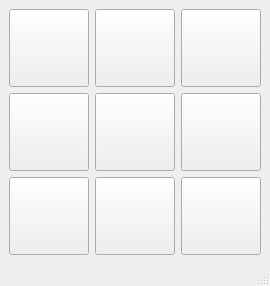
akheradmand/Pythone-Assignments, file assignment18/tic/main.ui: the form before one commit.
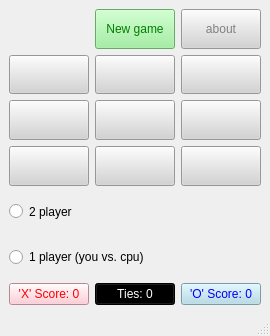
The form after the commit.

Commit message: tic toc toe modified

```diff
--- a/assignment18/tic/main.ui
+++ b/assignment18/tic/main.ui
@@ -6,52 +6,18 @@
    <rect>
     <x>0</x>
     <y>0</y>
-    <width>270</width>
-    <height>286</height>
+    <width>245</width>
+    <height>336</height>
    </rect>
   </property>
   <property name="windowTitle">
    <string>MainWindow</string>
   </property>
   <widget class="QWidget" name="centralwidget">
+   <layout class="QGridLayout" name="gridLayout_2">
+    <item row="0" column="0" colspan="3">
    <layout class="QGridLayout" name="gridLayout">
-    <item row="1" column="0">
-     <widget class="QPushButton" name="btn1">
-      <property name="sizePolicy">
-       <sizepolicy hsizetype="Minimum" vsizetype="Expanding">
-        <horstretch>0</horstretch>
-        <verstretch>0</verstretch>
-       </sizepolicy>
-      </property>
-      <property name="font">
-       <font>
-        <pointsize>18</pointsize>
-       </font>
-      </property>
-      <property name="text">
-       <string/>
-      </property>
-     </widget>
-    </item>
-    <item row="1" column="1">
-     <widget class="QPushButton" name="btn2">
-      <property name="sizePolicy">
-       <sizepolicy hsizetype="Minimum" vsizetype="Expanding">
-        <horstretch>0</horstretch>
-        <verstretch>0</verstretch>
-       </sizepolicy>
-      </property>
-      <property name="font">
-       <font>
-        <pointsize>18</pointsize>
-       </font>
-      </property>
-      <property name="text">
-       <string/>
-      </property>
-     </widget>
-    </item>
-    <item row="2" column="1">
+      <item row="3" column="1">
      <widget class="QPushButton" name="btn5">
       <property name="sizePolicy">
        <sizepolicy hsizetype="Minimum" vsizetype="Expanding">
@@ -64,13 +30,82 @@
         <pointsize>18</pointsize>
        </font>
       </property>
+        <property name="styleSheet">
+         <string notr="true">background-color: lightgray</string>
+        </property>
       <property name="text">
        <string/>
       </property>
      </widget>
     </item>
+      <item row="4" column="0">
+       <widget class="QPushButton" name="btn7">
+        <property name="sizePolicy">
+         <sizepolicy hsizetype="Minimum" vsizetype="Expanding">
+          <horstretch>0</horstretch>
+          <verstretch>0</verstretch>
+         </sizepolicy>
+        </property>
+        <property name="font">
+         <font>
+          <pointsize>18</pointsize>
+         </font>
+        </property>
+        <property name="styleSheet">
+         <string notr="true">background-color: lightgray</string>
+        </property>
+        <property name="text">
+         <string/>
+        </property>
+       </widget>
+      </item>
+      <item row="1" column="1">
+       <widget class="QPushButton" name="btn_refresh">
+        <property name="sizePolicy">
+         <sizepolicy hsizetype="Minimum" vsizetype="Expanding">
+          <horstretch>0</horstretch>
+          <verstretch>0</verstretch>
+         </sizepolicy>
+        </property>
+        <property name="styleSheet">
+         <string notr="true">color: green; background-color: lightgreen</string>
+        </property>
+        <property name="text">
+         <string>New game</string>
+        </property>
+       </widget>
+      </item>
+      <item row="6" column="0" colspan="2">
+       <widget class="QRadioButton" name="btn_1player">
+        <property name="sizePolicy">
+         <sizepolicy hsizetype="Minimum" vsizetype="Expanding">
+          <horstretch>0</horstretch>
+          <verstretch>0</verstretch>
+         </sizepolicy>
+        </property>
+        <property name="styleSheet">
+         <string notr="true"/>
+        </property>
+        <property name="text">
+         <string>1 player (you vs. cpu)</string>
+        </property>
+       </widget>
+      </item>
+      <item row="5" column="0" colspan="2">
+       <widget class="QRadioButton" name="btn_2player">
+        <property name="sizePolicy">
+         <sizepolicy hsizetype="Minimum" vsizetype="Expanding">
+          <horstretch>0</horstretch>
+          <verstretch>0</verstretch>
+         </sizepolicy>
+        </property>
+        <property name="text">
+         <string>2 player</string>
+        </property>
+       </widget>
+      </item>
     <item row="2" column="0">
-     <widget class="QPushButton" name="btn4">
+       <widget class="QPushButton" name="btn1">
       <property name="sizePolicy">
        <sizepolicy hsizetype="Minimum" vsizetype="Expanding">
         <horstretch>0</horstretch>
@@ -82,48 +117,15 @@
         <pointsize>18</pointsize>
        </font>
       </property>
-      <property name="text">
-       <string/>
-      </property>
-     </widget>
-    </item>
-    <item row="1" column="2">
-     <widget class="QPushButton" name="btn3">
-      <property name="sizePolicy">
-       <sizepolicy hsizetype="Minimum" vsizetype="Expanding">
-        <horstretch>0</horstretch>
-        <verstretch>0</verstretch>
-       </sizepolicy>
-      </property>
-      <property name="font">
-       <font>
-        <pointsize>18</pointsize>
-       </font>
-      </property>
+        <property name="styleSheet">
+         <string notr="true">background-color: lightgray</string>
+        </property>
       <property name="text">
        <string/>
       </property>
      </widget>
     </item>
-    <item row="2" column="2">
-     <widget class="QPushButton" name="btn6">
-      <property name="sizePolicy">
-       <sizepolicy hsizetype="Minimum" vsizetype="Expanding">
-        <horstretch>0</horstretch>
-        <verstretch>0</verstretch>
-       </sizepolicy>
-      </property>
-      <property name="font">
-       <font>
-        <pointsize>18</pointsize>
-       </font>
-      </property>
-      <property name="text">
-       <string/>
-      </property>
-     </widget>
-    </item>
-    <item row="3" column="2">
+      <item row="4" column="2">
      <widget class="QPushButton" name="btn9">
       <property name="sizePolicy">
        <sizepolicy hsizetype="Minimum" vsizetype="Expanding">
@@ -136,12 +138,57 @@
         <pointsize>18</pointsize>
        </font>
       </property>
+        <property name="styleSheet">
+         <string notr="true">background-color: lightgray</string>
+        </property>
       <property name="text">
        <string/>
       </property>
      </widget>
     </item>
-    <item row="3" column="1">
+      <item row="2" column="1">
+       <widget class="QPushButton" name="btn2">
+        <property name="sizePolicy">
+         <sizepolicy hsizetype="Minimum" vsizetype="Expanding">
+          <horstretch>0</horstretch>
+          <verstretch>0</verstretch>
+         </sizepolicy>
+        </property>
+        <property name="font">
+         <font>
+          <pointsize>18</pointsize>
+         </font>
+        </property>
+        <property name="styleSheet">
+         <string notr="true">background-color: lightgray</string>
+        </property>
+        <property name="text">
+         <string/>
+        </property>
+       </widget>
+      </item>
+      <item row="2" column="2">
+       <widget class="QPushButton" name="btn3">
+        <property name="sizePolicy">
+         <sizepolicy hsizetype="Minimum" vsizetype="Expanding">
+          <horstretch>0</horstretch>
+          <verstretch>0</verstretch>
+         </sizepolicy>
+        </property>
+        <property name="font">
+         <font>
+          <pointsize>18</pointsize>
+         </font>
+        </property>
+        <property name="styleSheet">
+         <string notr="true">background-color: lightgray</string>
+        </property>
+        <property name="text">
+         <string/>
+        </property>
+       </widget>
+      </item>
+      <item row="4" column="1">
      <widget class="QPushButton" name="btn8">
       <property name="sizePolicy">
        <sizepolicy hsizetype="Minimum" vsizetype="Expanding">
@@ -154,13 +201,16 @@
         <pointsize>18</pointsize>
        </font>
       </property>
+        <property name="styleSheet">
+         <string notr="true">background-color: lightgray</string>
+        </property>
       <property name="text">
        <string/>
       </property>
      </widget>
     </item>
     <item row="3" column="0">
-     <widget class="QPushButton" name="btn7">
+       <widget class="QPushButton" name="btn4">
       <property name="sizePolicy">
        <sizepolicy hsizetype="Minimum" vsizetype="Expanding">
         <horstretch>0</horstretch>
@@ -172,8 +222,80 @@
         <pointsize>18</pointsize>
        </font>
       </property>
+        <property name="styleSheet">
+         <string notr="true">background-color: lightgray</string>
+        </property>
       <property name="text">
        <string/>
+        </property>
+       </widget>
+      </item>
+      <item row="3" column="2">
+       <widget class="QPushButton" name="btn6">
+        <property name="sizePolicy">
+         <sizepolicy hsizetype="Minimum" vsizetype="Expanding">
+          <horstretch>0</horstretch>
+          <verstretch>0</verstretch>
+         </sizepolicy>
+        </property>
+        <property name="font">
+         <font>
+          <pointsize>18</pointsize>
+         </font>
+        </property>
+        <property name="styleSheet">
+         <string notr="true">background-color: lightgray</string>
+        </property>
+        <property name="text">
+         <string/>
+        </property>
+       </widget>
+      </item>
+      <item row="1" column="2">
+       <widget class="QPushButton" name="btn_about">
+        <property name="sizePolicy">
+         <sizepolicy hsizetype="Minimum" vsizetype="Expanding">
+          <horstretch>0</horstretch>
+          <verstretch>0</verstretch>
+         </sizepolicy>
+        </property>
+        <property name="styleSheet">
+         <string notr="true">color: gray; background-color: lightgray</string>
+        </property>
+        <property name="text">
+         <string>about</string>
+        </property>
+       </widget>
+      </item>
+     </layout>
+    </item>
+    <item row="1" column="0">
+     <widget class="QPushButton" name="btn_X_score">
+      <property name="styleSheet">
+       <string notr="true">color: red; background-color: pink</string>
+      </property>
+      <property name="text">
+       <string>'X' Score: 0</string>
+      </property>
+     </widget>
+    </item>
+    <item row="1" column="1">
+     <widget class="QPushButton" name="btn_Ties">
+      <property name="styleSheet">
+       <string notr="true">color: white; background-color: black</string>
+      </property>
+      <property name="text">
+       <string>Ties: 0</string>
+      </property>
+     </widget>
+    </item>
+    <item row="1" column="2">
+     <widget class="QPushButton" name="btn_O_score">
+      <property name="styleSheet">
+       <string notr="true">color: blue; background-color: lightblue</string>
+      </property>
+      <property name="text">
+       <string>'O' Score: 0</string>
       </property>
      </widget>
     </item>
```
Left out of the diff: 4 changed lines with no effect on the pictures. Lines whose indentation alone changed are shown as unchanged. The commit also changes 1 other file.
